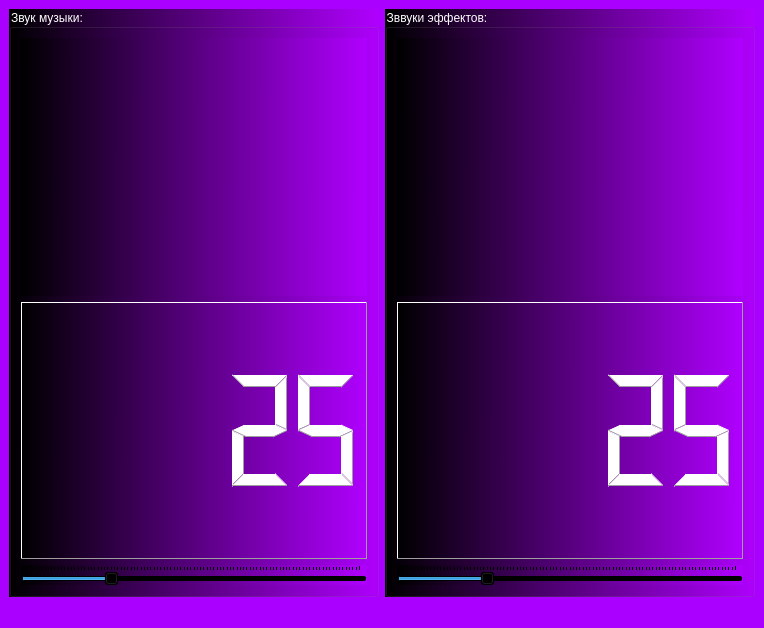
This is settings.ui in Leonid-poc/Git_project as Qt 5 draws it before an edit. The edited form follows.
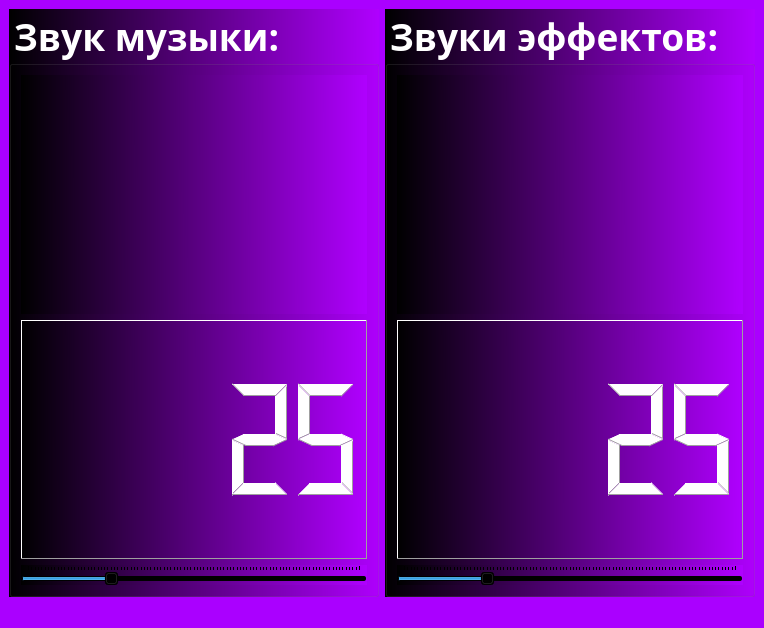
This is the edited form.

```diff
--- a/settings.ui
+++ b/settings.ui
@@ -20,6 +20,14 @@
    <layout class="QGridLayout" name="gridLayout">
     <item row="0" column="1">
      <widget class="QGroupBox" name="groupBox">
+      <property name="font">
+       <font>
+        <family>Rockwell</family>
+        <pointsize>28</pointsize>
+        <weight>75</weight>
+        <bold>true</bold>
+       </font>
+      </property>
       <property name="styleSheet">
        <string notr="true">background-color: qlineargradient(spread:pad, x1:0, y1:0.943, x2:1, y2:0.944, stop:0 rgba(0, 0, 0, 255), stop:1 rgba(176, 0, 255, 255));
 color: rgb(255, 255, 255);</string>
@@ -96,12 +104,20 @@
     </item>
     <item row="0" column="2">
      <widget class="QGroupBox" name="groupBox_2">
+      <property name="font">
+       <font>
+        <family>Rockwell</family>
+        <pointsize>28</pointsize>
+        <weight>75</weight>
+        <bold>true</bold>
+       </font>
+      </property>
       <property name="styleSheet">
        <string notr="true">background-color: qlineargradient(spread:pad, x1:0, y1:0.943, x2:1, y2:0.944, stop:0 rgba(0, 0, 0, 255), stop:1 rgba(176, 0, 255, 255));
 color: rgb(255, 255, 255);</string>
       </property>
       <property name="title">
-       <string>Зввуки эффектов:</string>
+       <string>Звуки эффектов:</string>
       </property>
       <layout class="QGridLayout" name="gridLayout_3">
        <item row="2" column="0">
```
